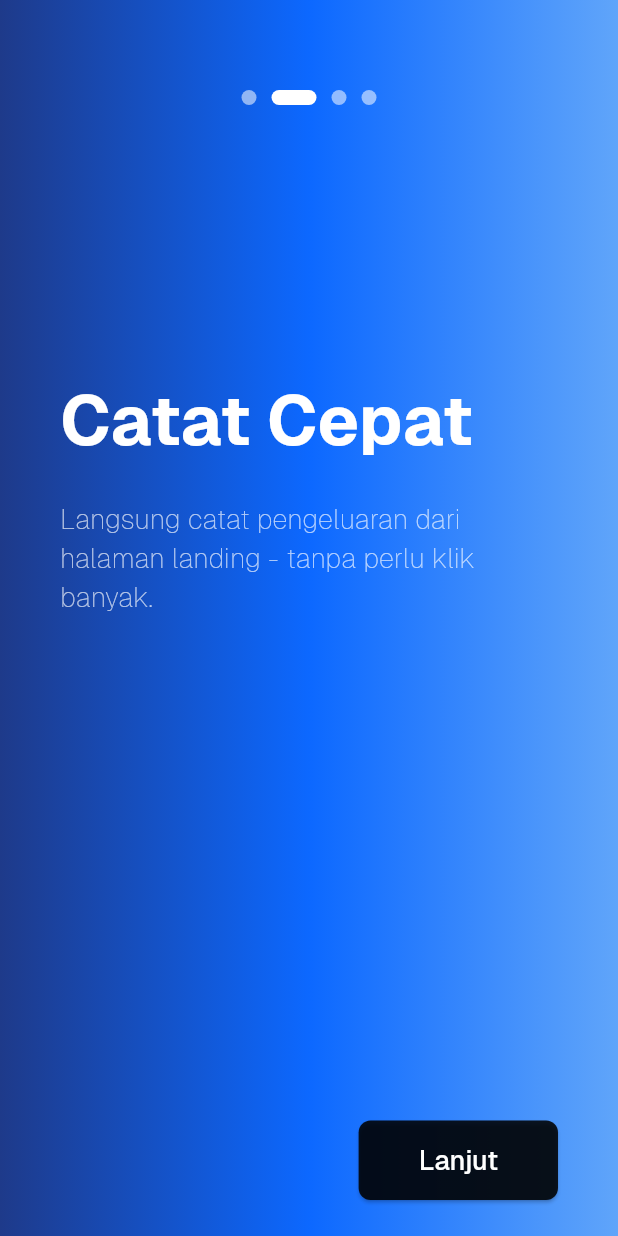
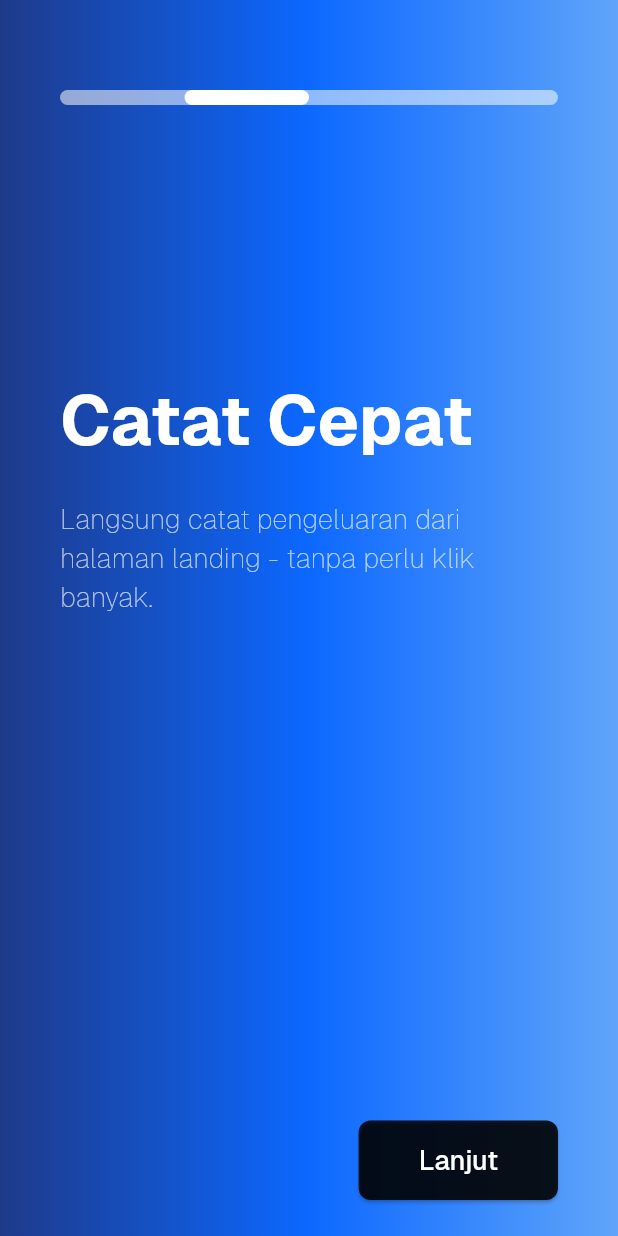
Before and after one commit to Apps-FinLog/FinLog, a Flutter app: the screen it shows after launch, swiped to page 2, on a phone screen of 412 x 824 dp. Run offline on Flutter 3.47's test engine with Material 3 defaults, Android fonts, the phone set to English and light mode, and no system bars; our stand-ins replace flutter_svg; project files that could hold a hidden picture were left out.

Commit message:
feat: Update onboarding page layout and enhance page indicator styling

```diff
--- a/lib/screens/onboarding_screen.dart
+++ b/lib/screens/onboarding_screen.dart
@@ -47,7 +47,7 @@ class _OnboardingScreenState extends State<OnboardingScreen> {
   }) {
     return Container(
       padding: const EdgeInsets.symmetric(horizontal: 40.0, vertical: 24.0),
-      // Removed background decoration as it's now handled by the fixed background in the Stack
+      color: Colors.transparent, // Ensure the page content itself is transparent
       child: Column(
         mainAxisAlignment: MainAxisAlignment.center,
         crossAxisAlignment: CrossAxisAlignment.start,
@@ -139,25 +139,40 @@ class _OnboardingScreenState extends State<OnboardingScreen> {
           // Page indicator
           Positioned(
             top: 60, // Adjust as needed for status bar and aesthetics
-            left: 0,
-            right: 0,
-            child: Row(
-              mainAxisAlignment: MainAxisAlignment.center,
-              children: List<Widget>.generate(
-                _buildPages().length,
-                (int index) {
-                  return AnimatedContainer(
-                    duration: const Duration(milliseconds: 300),
-                    height: 10,
-                    width: (index == _currentPage) ? 30 : 10, // Active page indicator is wider
-                    margin: const EdgeInsets.symmetric(horizontal: 5),
-                    decoration: BoxDecoration(
-                      borderRadius: BorderRadius.circular(5),
-                      color: (index == _currentPage) ? Colors.white : Colors.white54,
+            left: 40,
+            right: 40,
+            child: LayoutBuilder(
+              builder: (context, constraints) {
+                final totalWidth = constraints.maxWidth;
+                final segmentWidth = totalWidth / _buildPages().length;
+
+                return Stack(
+                  children: [
+                    // Background track
+                    Container(
+                      height: 10,
+                      decoration: BoxDecoration(
+                        color: Colors.white54,
+                        borderRadius: BorderRadius.circular(5),
+                      ),
                     ),
-                  );
-                },
-              ),
+                    // Moving active segment
+                    AnimatedPositioned(
+                      duration: const Duration(milliseconds: 400),
+                      curve: Curves.easeInOut,
+                      left: _currentPage * segmentWidth,
+                      child: Container(
+                        height: 10,
+                        width: segmentWidth,
+                        decoration: BoxDecoration(
+                          color: Colors.white,
+                          borderRadius: BorderRadius.circular(5),
+                        ),
+                      ),
+                    ),
+                  ],
+                );
+              },
             ),
           ),
         ],
--- a/pubspec.yaml
+++ b/pubspec.yaml
@@ -36,6 +36,7 @@ dependencies:
   cupertino_icons: ^1.0.8
   flutter_svg: ^2.1.0
   google_fonts: ^6.2.1
+  shadcn_flutter: ^0.0.36
 
 dev_dependencies:
   flutter_test:
```
Also changed, not shown: pubspec.lock.
